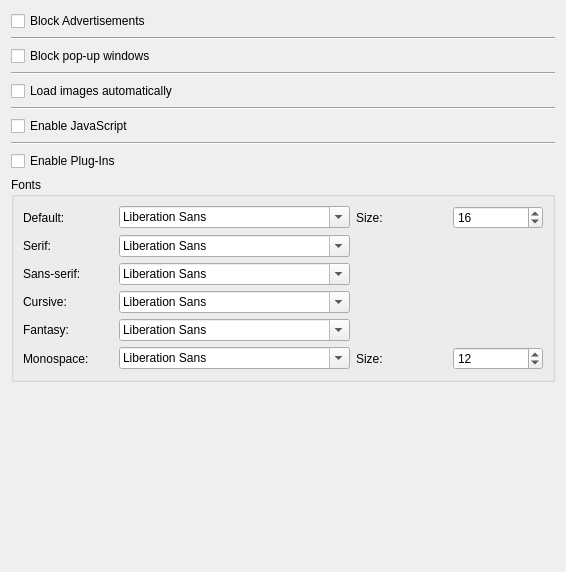
Old version of the form Browser/Preferences/ContentTab.ui in the repository LeFroid/Viper-Browser.
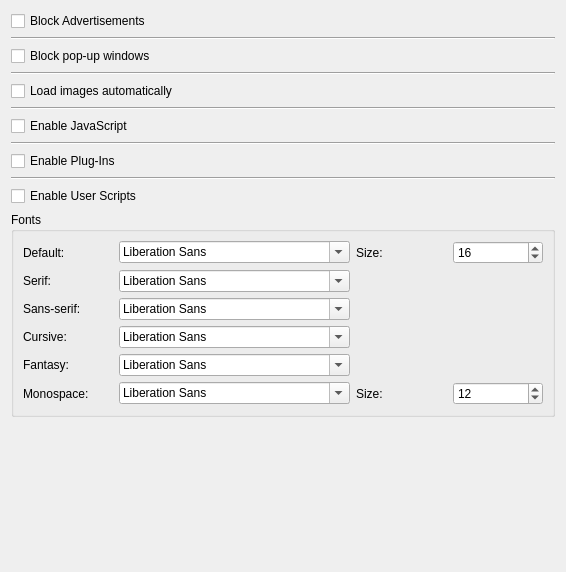
New version of the form.

Commit message: Preferences UI: Add setting to enable or disable user script system

The edit to the form file:
```diff
--- a/Browser/Preferences/ContentTab.ui
+++ b/Browser/Preferences/ContentTab.ui
@@ -90,6 +90,20 @@
      </property>
     </spacer>
    </item>
+   <item>
+    <widget class="Line" name="line_5">
+     <property name="orientation">
+      <enum>Qt::Horizontal</enum>
+     </property>
+    </widget>
+   </item>
+   <item>
+    <widget class="QCheckBox" name="checkBoxEnableUserScripts">
+     <property name="text">
+      <string>Enable User Scripts</string>
+     </property>
+    </widget>
+   </item>
    <item>
     <widget class="QGroupBox" name="groupBoxFonts">
      <property name="title">
```
The commit also changes 5 other files.
